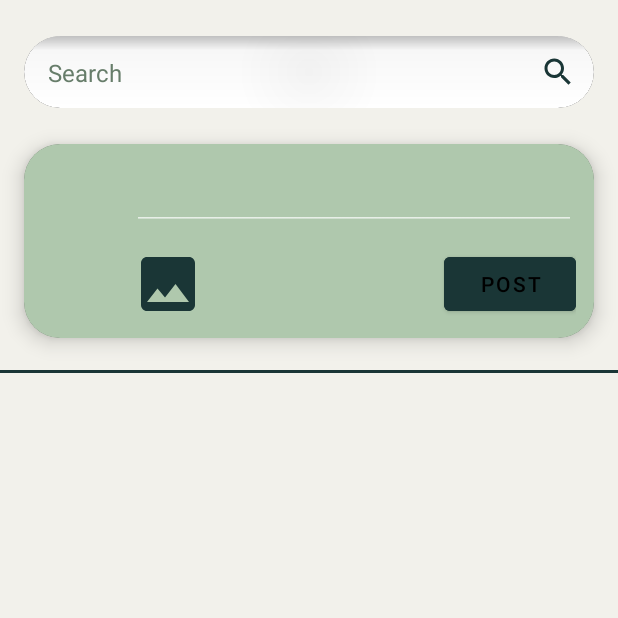
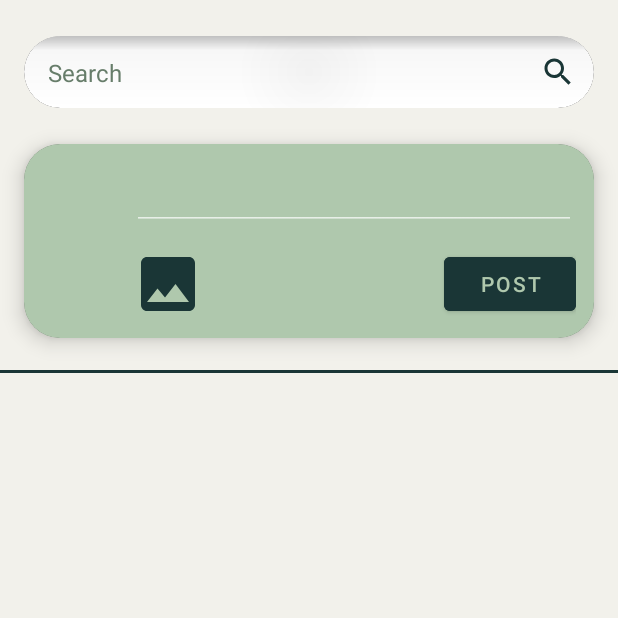
Before and after one commit to bitewise-lab/androidX, an Android app: the fragment HomeFragment shown on its own in the app's theme, on a phone screen of 412 x 824 dp, the top half of it. Run offline under Robolectric (Android 15) with nearby library versions, the light colour scheme and no system bars.

Commit message:
Feat: Fix button text color

```diff
--- a/app/src/main/res/layout/fragment_home_page.xml
+++ b/app/src/main/res/layout/fragment_home_page.xml
@@ -106,6 +106,7 @@
                 android:layout_marginTop="12dp"
                 android:backgroundTint="@color/color_5"
                 android:text="Post"
+                android:textColor="@color/color_2"
                 app:layout_constraintBottom_toBottomOf="parent"
                 app:layout_constraintEnd_toEndOf="@+id/editText"
                 app:layout_constraintTop_toBottomOf="@+id/editText" />
```
